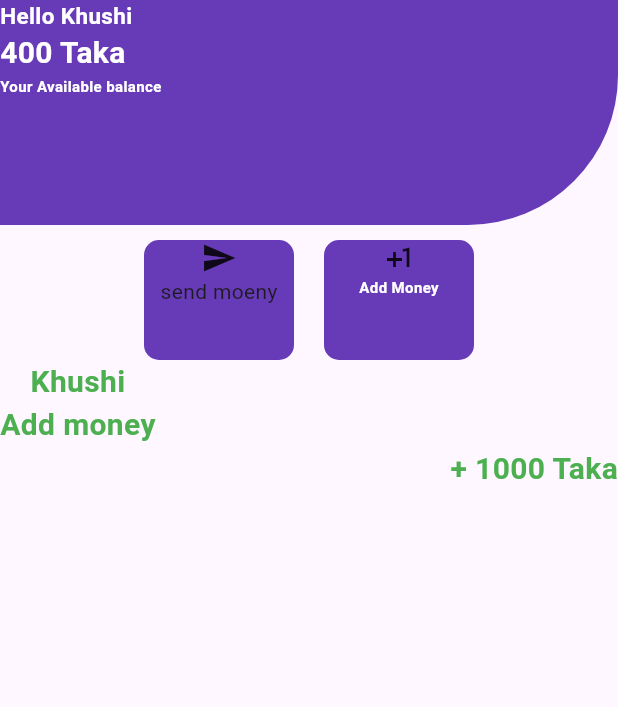
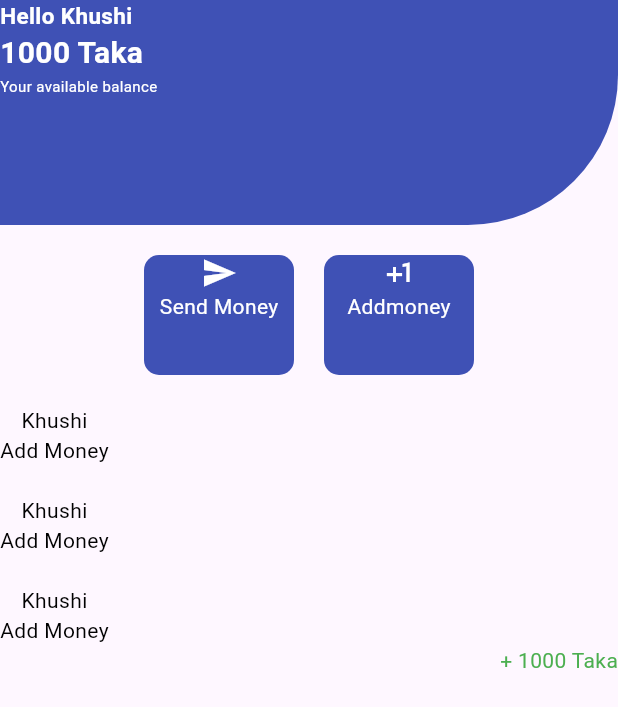
Before and after one commit to khushiakter10/pay_app, a Flutter app: the screen it shows after launch, on a phone screen of 412 x 824 dp. Shown: the top 707 px of the screen. Run offline on Flutter 3.47's test engine with Material 3 defaults, Android fonts, the light colour scheme and no system bars; our stand-ins replace get.

Commit message:
sendmoney_addmoney_pay

```diff
--- a/lib/main.dart
+++ b/lib/main.dart
@@ -1,6 +1,7 @@
 import 'package:flutter/cupertino.dart';
 import 'package:get/get.dart';
 import 'package:pay_app/view/sendmoney_addmoney/sendmony_addmoney.dart';
+import 'package:pay_app/view/sendmoney_addmoney_payment/sendmoney_addmoney_payment.dart';
 
 void main(){
   runApp(const MyApp());
@@ -13,7 +14,7 @@ class MyApp extends StatelessWidget {
   Widget build(BuildContext context) {
     return  const GetMaterialApp(
       debugShowCheckedModeBanner: false,
-      home:  SendmonyAddmoney(),
+      home:  SendmoneyAddmoneyPayment(),
     );
   }
 }
--- a/lib/view/sendmoney_addmoney/sendmony_addmoney.dart
+++ b/lib/view/sendmoney_addmoney/sendmony_addmoney.dart
@@ -14,7 +14,7 @@ class SendmonyAddmoney extends StatelessWidget {
             height: 150,
             width: Get.width,
             decoration: const BoxDecoration(
-                color: Colors.deepPurple,
+                color: Colors.indigo,
                 borderRadius: BorderRadius.only(
                   bottomRight: Radius.circular(100),
                 )),
@@ -40,9 +40,9 @@ class SendmonyAddmoney extends StatelessWidget {
                     width: 100,
                     decoration: BoxDecoration(
                         borderRadius: BorderRadius.circular(10),
-                        color: Colors.deepPurple),
+                        color: Colors.indigo),
                     child: const Column(
-                      children: [Icon(Icons.send), Text("send moeny")],
+                      children: [Icon(Icons.send), Text("send moeny",style: TextStyle(color: Colors.white),)],
                     ),
                   ),
                   const SizedBox(
@@ -53,7 +53,7 @@ class SendmonyAddmoney extends StatelessWidget {
                     width: 100,
                     decoration: BoxDecoration(
                         borderRadius: BorderRadius.circular(10),
-                        color: Colors.deepPurple),
+                        color: Colors.indigo),
                     child: const Column(
                       children: [
                         Icon(Icons.plus_one),
@@ -61,8 +61,7 @@ class SendmonyAddmoney extends StatelessWidget {
                           "Add Money",
                           style: TextStyle(
                               color: Colors.white,
-                              fontWeight: FontWeight.bold,
-                              fontSize: 10),
+                          ),
                         )
                       ],
                     ),
--- /dev/null
+++ b/lib/view/sendmoney_addmoney_payment/sendmoney_addmoney_payment.dart
@@ -0,0 +1,94 @@
+
+
+import 'package:flutter/material.dart';
+import 'package:get/get.dart';
+
+class SendmoneyAddmoneyPayment extends StatelessWidget {
+  const SendmoneyAddmoneyPayment({super.key});
+
+  @override
+  Widget build(BuildContext context) {
+    return  Scaffold(
+      body: SingleChildScrollView(
+        child: Column(
+          children: [
+            Container(height: 150,width: Get.width,
+              decoration: const BoxDecoration(
+                color: Colors.indigo,
+                borderRadius: BorderRadius.only(bottomRight: Radius.circular(100))
+              ),
+              child: const Column(
+               crossAxisAlignment: CrossAxisAlignment.start,
+                children: [
+                  Text("Hello Khushi",style: TextStyle(color: Colors.white,fontSize: 15,fontWeight: FontWeight.bold),),
+                  Text("1000 Taka",style: TextStyle(color: Colors.white,fontSize: 20,fontWeight: FontWeight.bold)),
+                  Text("Your available balance",style: TextStyle(color: Colors.white,fontSize: 10,))
+                ],
+              ),
+            ),SizedBox(height: 20,),
+            Row(
+              mainAxisAlignment: MainAxisAlignment.center,
+              children: [
+                Container(
+                  height: 80,
+                  width: 100,
+                  decoration: BoxDecoration(
+                    borderRadius: BorderRadius.circular(10),
+                    color: Colors.indigo
+                  ),
+                  child: const Column(
+                    children: [
+                      Icon(Icons.send,color: Colors.white,),
+                      Text("Send Money",style: TextStyle(color: Colors.white),)
+                    ],
+                  ),
+                ),
+                SizedBox(width: 20,),
+                Container(
+                  height: 80,
+                  width: 100,
+                  decoration: BoxDecoration(
+                    borderRadius: BorderRadius.circular(10),
+                    color: Colors.indigo,
+                  ),
+                  child: Column(
+                    children: [
+                      Icon(Icons.plus_one,color: Colors.white,),
+                      Text("Addmoney",style: TextStyle(color: Colors.white),)
+                    ],
+                  ),
+                )
+              ],
+            ),
+            SizedBox(height: 20,),
+            const Row(
+              children: [
+                Column(
+                  children: [
+                    Text('Khushi',style: TextStyle(color: Colors.black),),
+                    Text('Add Money',style: TextStyle(color: Colors.black),),
+                    SizedBox(height: 20,),
+                    Text('Khushi',style: TextStyle(color: Colors.black),),
+                    Text('Add Money',style: TextStyle(color: Colors.black),),
+                    SizedBox(height: 20,),
+                    Text('Khushi',style: TextStyle(color: Colors.black),),
+                    Text('Add Money',style: TextStyle(color: Colors.black),),
+                  ],
+                ),
+              ],
+            ),
+            const Row(mainAxisAlignment: MainAxisAlignment.end,
+              children: [
+                Column(
+                  children: [
+                    Text("+ 1000 Taka",style: TextStyle(color: Colors.green),)
+                  ],
+                ),
+              ],
+            )
+          ],
+        ),
+      ),
+    );
+  }
+}
```
